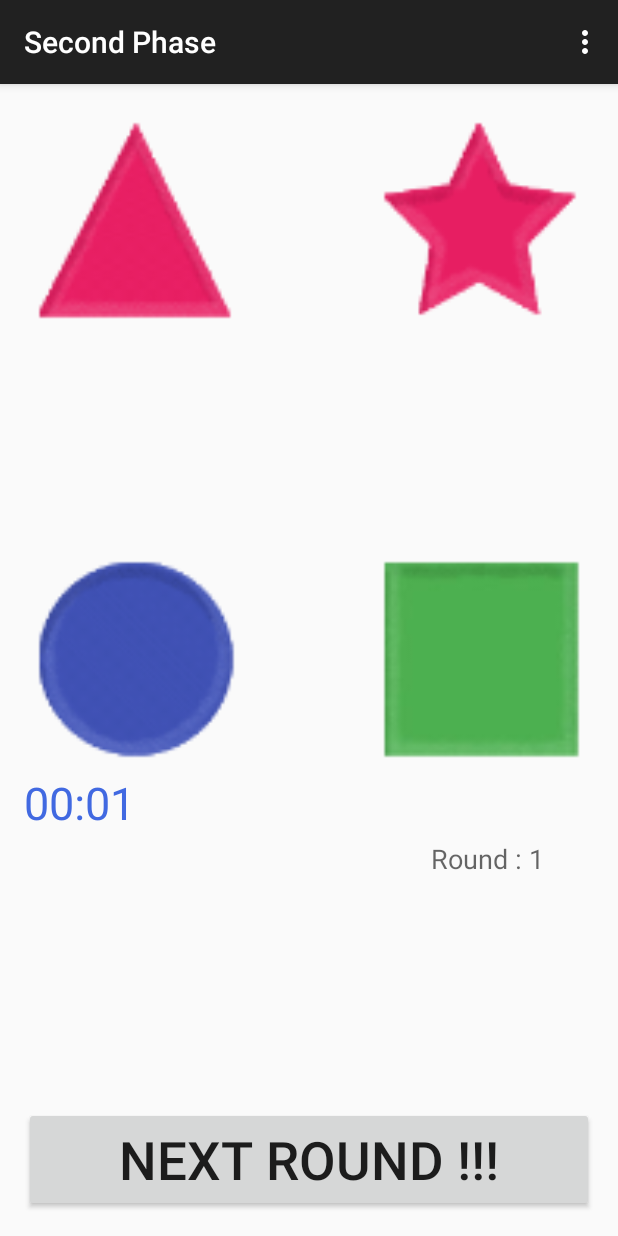
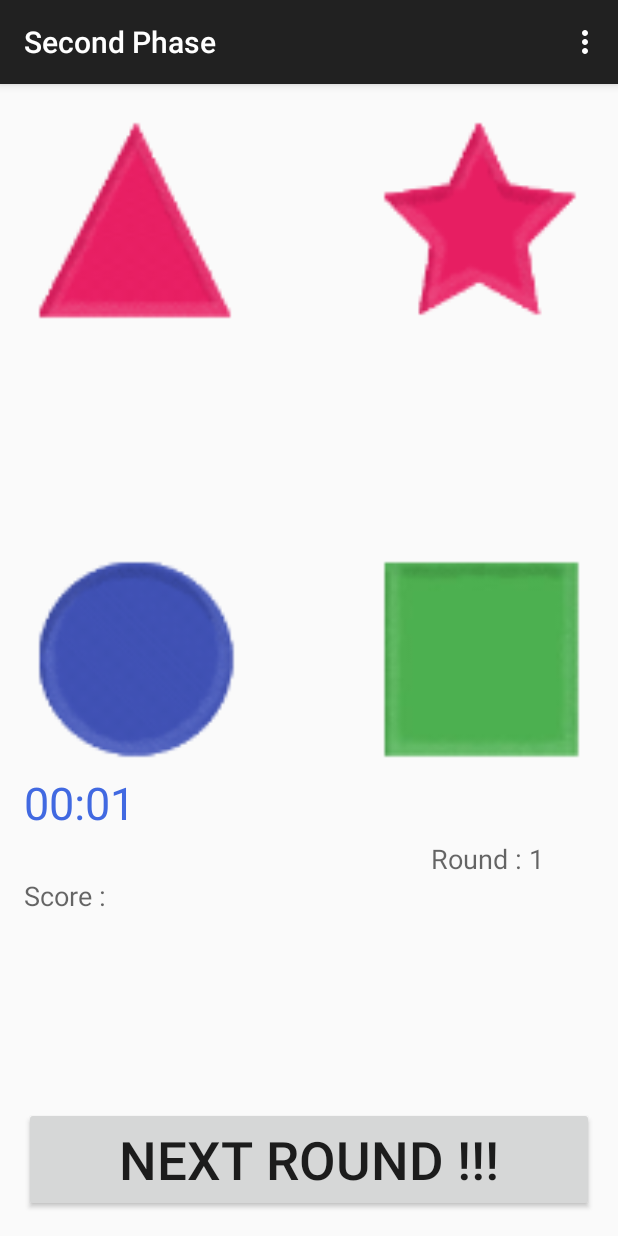
Before and after one commit to psyllost/CognitiveApp, an Android app: the SecondPhase screen opened directly, with no data from a screen before it, on a phone screen of 412 x 824 dp. Run offline under Robolectric (Android 15) with nearby library versions, the phone set to English and light mode, and no system bars.

```diff
--- a/app/src/main/res/layout/activity_second_phase.xml
+++ b/app/src/main/res/layout/activity_second_phase.xml
@@ -69,7 +69,15 @@
         android:layout_marginLeft="41dp"
         android:layout_marginStart="41dp"
         android:layout_marginTop="45dp" />
-
+    <TextView
+        android:layout_width="wrap_content"
+        android:layout_height="wrap_content"
+        android:textAppearance="?android:attr/textAppearanceMedium"
+        android:text="Score : "
+        android:id="@+id/score"
+        android:layout_below="@+id/round"
+        android:layout_alignParentLeft="true"
+        android:layout_alignParentStart="true" />
     <Chronometer
         android:id="@+id/chronometer1"
         android:textSize="30dp"
```
